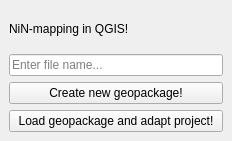
This is nin_qgis_plugin/nin_qgis_plugin_dockwidget_base.ui in geco-nhm/nin-qgis-plugin as Qt 5 draws it before an edit. The edited form follows.
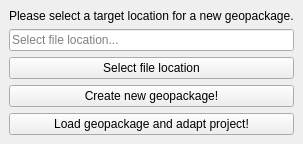
This is the edited form.

The edit to the form file:
```diff
--- a/nin_qgis_plugin/nin_qgis_plugin_dockwidget_base.ui
+++ b/nin_qgis_plugin/nin_qgis_plugin_dockwidget_base.ui
@@ -18,25 +18,32 @@
     <item row="0" column="0">
      <widget class="QLabel" name="label">
       <property name="text">
-       <string>NiN-mapping in QGIS!</string>
+       <string>Please select a target location for a new geopackage.</string>
       </property>
      </widget>
     </item>
     <item row="1" column="0">
      <widget class="QLineEdit" name="filenameLineEdit">
       <property name="placeholderText">
-       <string>Enter file name...</string>
+       <string>Select file location...</string>
      </property>
      </widget>
     </item>
     <item row="2" column="0">
+      <widget class="QPushButton" name="selectFileButton">
+        <property name="text">
+          <string>Select file location</string>
+        </property>
+     </widget>
+    </item>
+    <item row="3" column="0">
      <widget class="QPushButton" name="createPolygonButton">
       <property name="text">
        <string>Create new geopackage!</string>
       </property>
      </widget>
     </item>
-    <item row="3" column="0">
+    <item row="4" column="0">
      <widget class="QPushButton" name="changeProjectSettingsButton">
       <property name="text">
        <string>Load geopackage and adapt project!</string>
```
